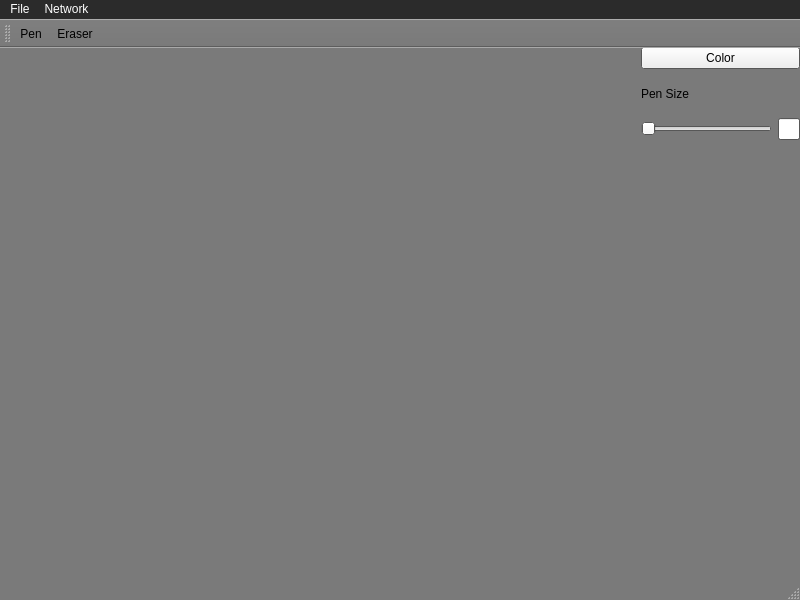
This is ClientProgram/PaintBoardForLecture/mainwindow.ui in moonsunghyo/C-_project as Qt 5 draws it before an edit. The edited form follows.
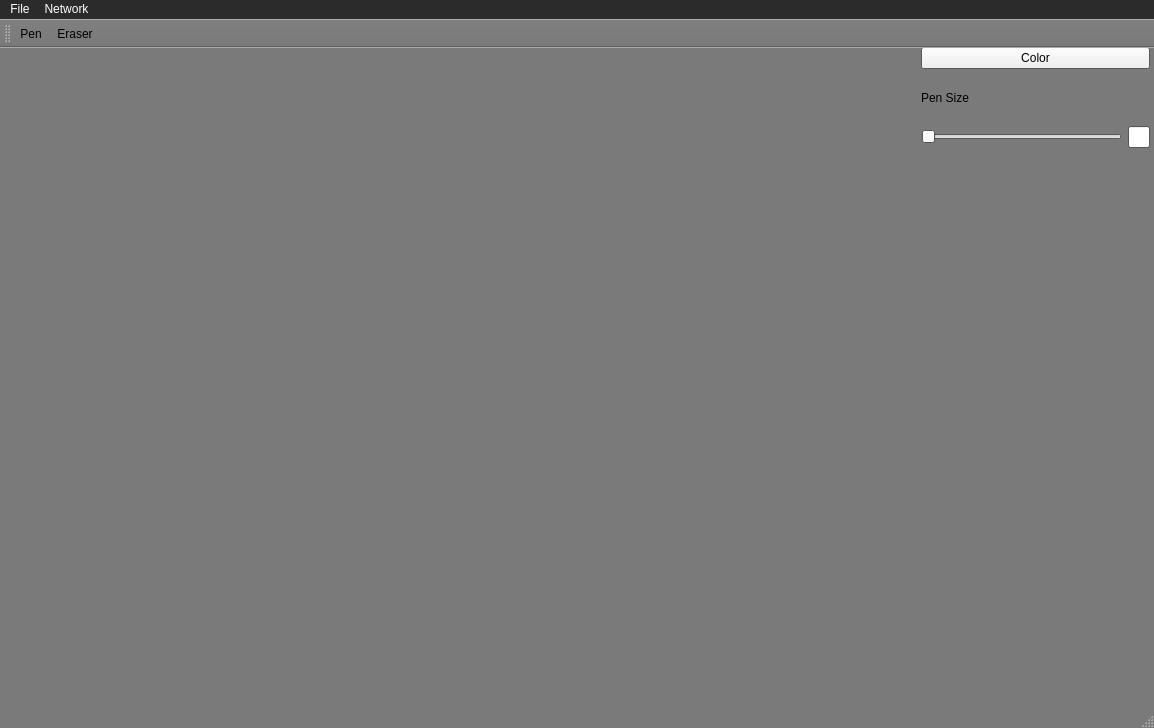
This is the edited form.

Patch:
```diff
--- a/ClientProgram/PaintBoardForLecture/mainwindow.ui
+++ b/ClientProgram/PaintBoardForLecture/mainwindow.ui
@@ -6,8 +6,8 @@
    <rect>
     <x>0</x>
     <y>0</y>
-    <width>800</width>
-    <height>600</height>
+    <width>1154</width>
+    <height>728</height>
    </rect>
   </property>
   <property name="palette">
@@ -110,8 +110,8 @@
      <rect>
       <x>-1</x>
       <y>-1</y>
-      <width>801</width>
-      <height>541</height>
+      <width>1151</width>
+      <height>641</height>
      </rect>
     </property>
     <layout class="QHBoxLayout" name="horizontalLayout" stretch="8,2">
@@ -171,7 +171,7 @@
     <rect>
      <x>0</x>
      <y>0</y>
-     <width>800</width>
+     <width>1154</width>
      <height>26</height>
     </rect>
    </property>
```
